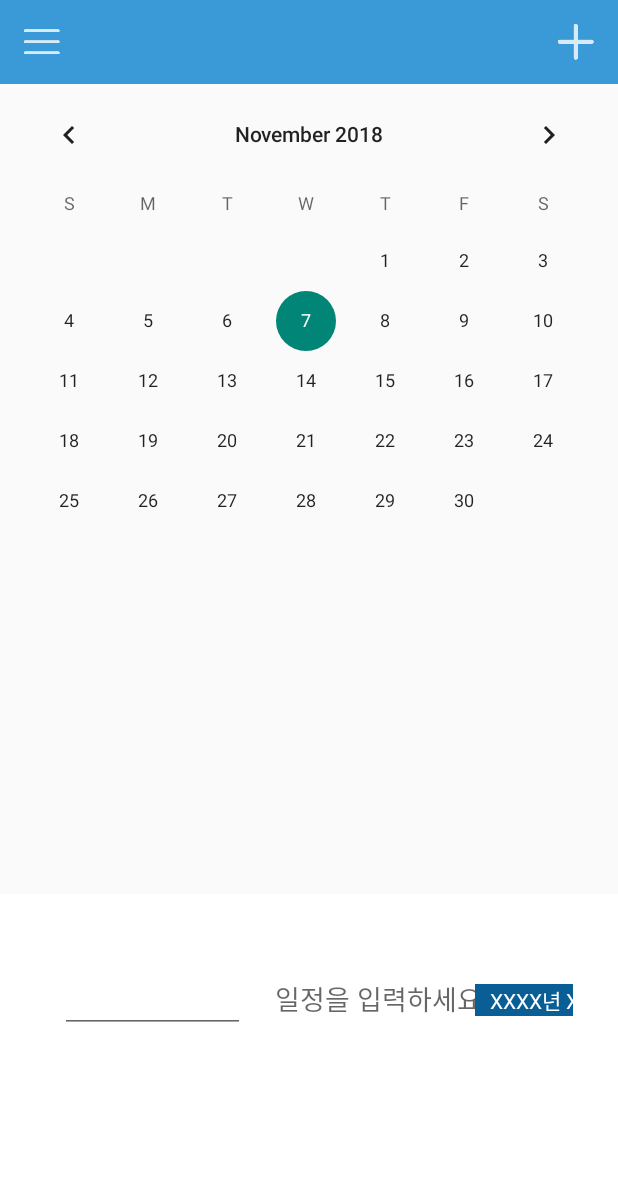
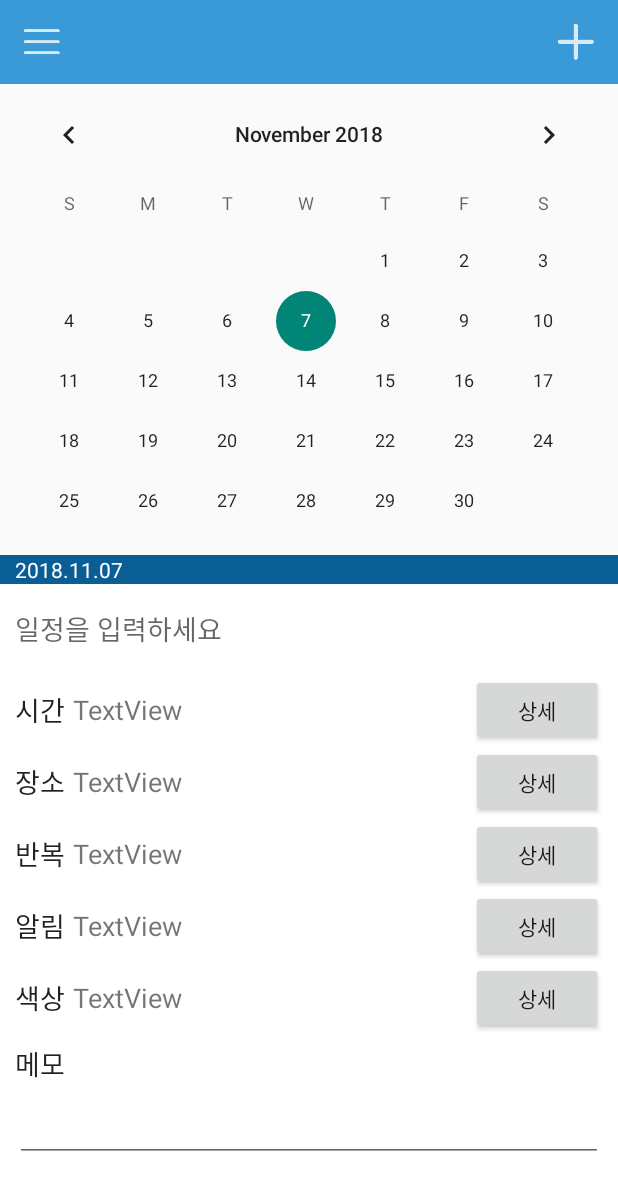
Before and after one commit to plainswalker/FixMe, an Android app: the ScheduleActivity screen opened directly, with no data from a screen before it, after a tap on "menu", on a phone screen of 412 x 824 dp. Shown: the top 1190 px of the screen. Run offline under Robolectric (Android 15) with nearby library versions, the phone set to English and light mode, and no system bars.

Commit message:
schedule ui code imported

```diff
--- a/app/src/main/java/com/aplusstory/fixme/AlarmOpacityActivity.java
+++ b/app/src/main/java/com/aplusstory/fixme/AlarmOpacityActivity.java
@@ -6,8 +6,6 @@ import android.support.v7.widget.Toolbar;
 import android.util.Log;
 import android.widget.SeekBar;
 import android.widget.TextView;
-
-import com.aplusstory.fixme.R;
 
 public class AlarmOpacityActivity extends AppCompatActivity implements SettingsUIManager{
     Toolbar toolbar;
--- a/app/src/main/java/com/aplusstory/fixme/NavigationActivity.java
+++ b/app/src/main/java/com/aplusstory/fixme/NavigationActivity.java
@@ -1,5 +1,6 @@
 package com.aplusstory.fixme;
 
+import android.app.FragmentManager;
 import android.content.Intent;
 import android.os.Bundle;
 import android.support.design.widget.FloatingActionButton;
@@ -12,6 +13,7 @@ import android.support.v7.app.AppCompatActivity;
 import android.support.v7.widget.Toolbar;
 import android.view.Menu;
 import android.view.MenuItem;
+import android.view.View;
 
 public class NavigationActivity extends AppCompatActivity
         implements NavigationView.OnNavigationItemSelectedListener {
--- a/app/src/main/java/com/aplusstory/fixme/ScheduleFragment.java
+++ b/app/src/main/java/com/aplusstory/fixme/ScheduleFragment.java
@@ -1,6 +1,7 @@
 package com.aplusstory.fixme;
 
 import android.content.Context;
+import android.content.Intent;
 import android.net.Uri;
 import android.os.Bundle;
 import android.app.Fragment;
@@ -9,6 +10,11 @@ import android.util.Log;
 import android.view.LayoutInflater;
 import android.view.View;
 import android.view.ViewGroup;
+import android.widget.Button;
+import android.widget.TextView;
+
+import java.text.SimpleDateFormat;
+import java.util.Date;
 
 
 /**
@@ -28,6 +34,9 @@ public class ScheduleFragment extends Fragment {
     // TODO: Rename and change types of parameters
     private String mParam1;
     private String mParam2;
+
+    Date today = new Date();
+    SimpleDateFormat date = new SimpleDateFormat("yyyy.MM.dd");
 
     private OnFragmentInteractionListener mListener;
 
@@ -55,7 +64,30 @@ public class ScheduleFragment extends Fragment {
     public View onCreateView(LayoutInflater inflater, ViewGroup container,
                              Bundle savedInstanceState) {
         // Inflate the layout for this fragment
-        return inflater.inflate(R.layout.fragment_schedule, container, false);
+        View returnView = inflater.inflate(R.layout.fragment_schedule, container, false);
+
+        TextView textView = (TextView) returnView.findViewById(R.id.scheduleDate);
+        textView.setText(date.format(today));
+
+        Button timeButton = (Button) returnView.findViewById(R.id.timeButton);
+        timeButton.setOnClickListener(new View.OnClickListener() {
+            @Override
+            public void onClick(View view) {
+                Intent intent = new Intent(getActivity(), ScheduleTimeActivity.class);
+                startActivity(intent);
+            }
+        });
+
+        Button alarmButton = (Button) returnView.findViewById(R.id.alarmButton);
+        alarmButton.setOnClickListener(new View.OnClickListener() {
+            @Override
+            public void onClick(View v) {
+                Intent intent = new Intent(getActivity(), ScheduleAlarmActivity.class);
+                startActivity(intent);
+            }
+        });
+
+        return returnView;
     }
 
     // TODO: Rename method, update argument and hook method into UI event
--- a/app/src/main/res/layout/activity_schedule.xml
+++ b/app/src/main/res/layout/activity_schedule.xml
@@ -34,7 +34,7 @@
         <FrameLayout
             android:id="@+id/fragment_blank"
             android:layout_width="match_parent"
-            android:layout_height="228dp"
+            android:layout_height="454dp"
             android:layout_alignParentBottom="true"
             android:layout_alignParentStart="true"></FrameLayout>
     </RelativeLayout>
--- a/app/src/main/res/layout/fragment_schedule.xml
+++ b/app/src/main/res/layout/fragment_schedule.xml
@@ -10,54 +10,29 @@
     android:background="@android:color/white">
 
 
-    <ScrollView
-        android:layout_width="match_parent"
-        android:layout_height="match_parent">
-
-        <LinearLayout
+    <TextView
+        android:id="@+id/scheduleDate"
         android:layout_width="match_parent"
         android:layout_height="wrap_content"
-            android:layout_marginLeft="30dp"
-            android:layout_marginRight="30dp"
-            android:layout_marginTop="40dp"
-            android:orientation="horizontal">
-
-            <EditText
-                android:id="@+id/editText6"
-                android:layout_width="match_parent"
-                android:layout_height="wrap_content"
-                android:layout_marginLeft="10dp"
-                android:layout_marginRight="10dp"
-                android:layout_weight="1"
-                android:ems="10"
-                android:inputType="textMultiLine" />
+        android:background="#095e96"
+        android:paddingLeft="10dp"
+        android:text="date"
+        android:textColor="#FFFFFF"
+        android:textSize="14sp" />
 
     <EditText
         android:id="@+id/scheduleName"
         android:layout_width="match_parent"
         android:layout_height="60dp"
-                android:layout_weight="1"
         android:background="@android:color/transparent"
         android:ems="10"
         android:hint="일정을 입력하세요"
         android:inputType="text"
         android:paddingLeft="10dp" />
 
-            <TextView
-                android:id="@+id/textView3"
+    <TableLayout
         android:layout_width="match_parent"
         android:layout_height="wrap_content"
-                android:layout_weight="1"
-                android:background="#095e96"
-                android:paddingLeft="10dp"
-                android:text="XXXX년 XX월 XX일"
-                android:textColor="#FFFFFF"
-                android:textSize="14sp" />
-
-            <TableLayout
-                android:layout_width="match_parent"
-                android:layout_height="match_parent"
-                android:layout_weight="1"
         android:stretchColumns="1">
 
         <TableRow
@@ -73,6 +48,7 @@
                 android:gravity="center_vertical"
                 android:paddingLeft="10dp"
                 android:text="시간"
+                android:textColor="?attr/textColorAlertDialogListItem"
                 android:textSize="18sp" />
 
             <TextView
@@ -89,7 +65,7 @@
                 android:layout_height="wrap_content"
                 android:layout_marginLeft="5dp"
                 android:layout_marginRight="10dp"
-                        android:text="@android:string/ok" />
+                android:text="상세" />
         </TableRow>
 
         <TableRow
@@ -104,6 +80,7 @@
                 android:gravity="center_vertical"
                 android:paddingLeft="10dp"
                 android:text="장소"
+                android:textColor="?attr/textColorAlertDialogListItem"
                 android:textSize="18sp" />
 
             <TextView
@@ -120,7 +97,7 @@
                 android:layout_height="wrap_content"
                 android:layout_marginLeft="5dp"
                 android:layout_marginRight="10dp"
-                        android:text="@android:string/ok" />
+                android:text="상세" />
 
         </TableRow>
 
@@ -136,6 +113,7 @@
                 android:gravity="center_vertical"
                 android:paddingLeft="10dp"
                 android:text="반복"
+                android:textColor="?attr/textColorAlertDialogListItem"
                 android:textSize="18sp" />
 
             <TextView
@@ -152,7 +130,7 @@
                 android:layout_height="wrap_content"
                 android:layout_marginLeft="5dp"
                 android:layout_marginRight="10dp"
-                        android:text="@android:string/ok" />
+                android:text="상세" />
         </TableRow>
 
         <TableRow
@@ -160,17 +138,18 @@
             android:layout_height="match_parent">
 
             <TextView
-                        android:id="@+id/attributeNoti"
+                android:id="@+id/attributeAlarm"
                 android:layout_width="match_parent"
                 android:layout_height="match_parent"
                 android:layout_marginRight="5dp"
                 android:gravity="center_vertical"
                 android:paddingLeft="10dp"
                 android:text="알림"
+                android:textColor="?attr/textColorAlertDialogListItem"
                 android:textSize="18sp" />
 
             <TextView
-                        android:id="@+id/notiDetail"
+                android:id="@+id/alarmDetail"
                 android:layout_width="match_parent"
                 android:layout_height="match_parent"
                 android:gravity="center_vertical"
@@ -178,12 +157,12 @@
                 android:textSize="18sp" />
 
             <Button
-                        android:id="@+id/notiButton"
+                android:id="@+id/alarmButton"
                 android:layout_width="wrap_content"
                 android:layout_height="wrap_content"
                 android:layout_marginLeft="5dp"
                 android:layout_marginRight="10dp"
-                        android:text="@android:string/ok" />
+                android:text="상세" />
 
         </TableRow>
 
@@ -199,6 +178,7 @@
                 android:gravity="center_vertical"
                 android:paddingLeft="10dp"
                 android:text="색상"
+                android:textColor="?attr/textColorAlertDialogListItem"
                 android:textSize="18sp" />
 
             <TextView
@@ -215,7 +195,7 @@
                 android:layout_height="wrap_content"
                 android:layout_marginLeft="5dp"
                 android:layout_marginRight="10dp"
-                        android:text="@android:string/ok" />
+                android:text="상세" />
         </TableRow>
 
         <TableRow
@@ -230,11 +210,29 @@
                 android:gravity="center_vertical"
                 android:paddingLeft="10dp"
                 android:text="메모"
+                android:textColor="?attr/textColorAlertDialogListItem"
                 android:textSize="18sp" />
 
         </TableRow>
 
     </TableLayout>
+
+    <EditText
+        android:id="@+id/editText2"
+        android:layout_width="match_parent"
+        android:layout_height="wrap_content"
+        android:layout_marginLeft="10dp"
+        android:layout_marginRight="10dp"
+        android:ems="10"
+        android:inputType="textMultiLine" />
+
+    <LinearLayout
+        android:layout_width="match_parent"
+        android:layout_height="match_parent"
+        android:layout_marginLeft="30dp"
+        android:layout_marginRight="30dp"
+        android:layout_marginTop="40dp"
+        android:orientation="horizontal">
 
         <Button
             android:id="@+id/applyButton"
@@ -251,8 +249,7 @@
             android:layout_marginLeft="10dp"
             android:layout_weight="1"
             android:text="delete" />
+
     </LinearLayout>
 
-    </ScrollView>
-
 </LinearLayout>
```
Also changed, not shown: app/src/main/AndroidManifest.xml (+8 -5 lines), app/src/main/java/com/aplusstory/fixme/ScheduleAlarmActivity.java (added, +39 -0 lines), app/src/main/java/com/aplusstory/fixme/ScheduleColorActivity.java (added, +13 -0 lines), app/src/main/java/com/aplusstory/fixme/ScheduleRepeationActivity.java (added, +13 -0 lines), app/src/main/java/com/aplusstory/fixme/ScheduleTimeActivity.java (added, +132 -0 lines), app/src/main/res/layout/activity_schedule_alarm.xml (added, +62 -0 lines), app/src/main/res/layout/activity_schedule_color.xml (added, +9 -0 lines), app/src/main/res/layout/activity_schedule_repeation.xml (added, +9 -0 lines), app/src/main/res/layout/activity_schedule_time.xml (added, +110 -0 lines). Lines whose indentation alone changed are shown as unchanged.
